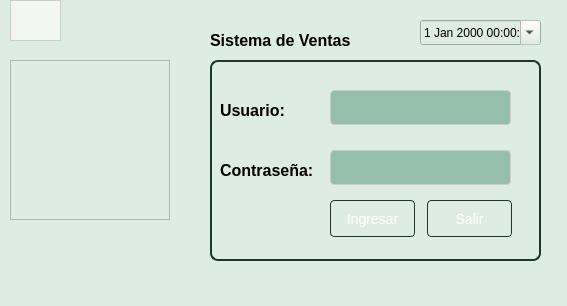
Qt form Sistema de ventas/ui/FrmLogin.ui (CodeDrTech/DevelopPython) before a commit.
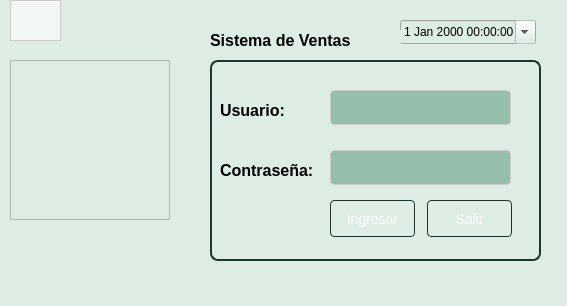
The same form after that commit.

Diff of the .ui file:
```diff
--- a/Sistema de ventas/ui/FrmLogin.ui
+++ b/Sistema de ventas/ui/FrmLogin.ui
@@ -22,10 +22,10 @@
    <widget class="QDateTimeEdit" name="txtFecha">
     <property name="geometry">
      <rect>
-      <x>420</x>
+      <x>400</x>
       <y>20</y>
-      <width>121</width>
-      <height>25</height>
+      <width>136</width>
+      <height>24</height>
      </rect>
     </property>
     <property name="readOnly">
```
